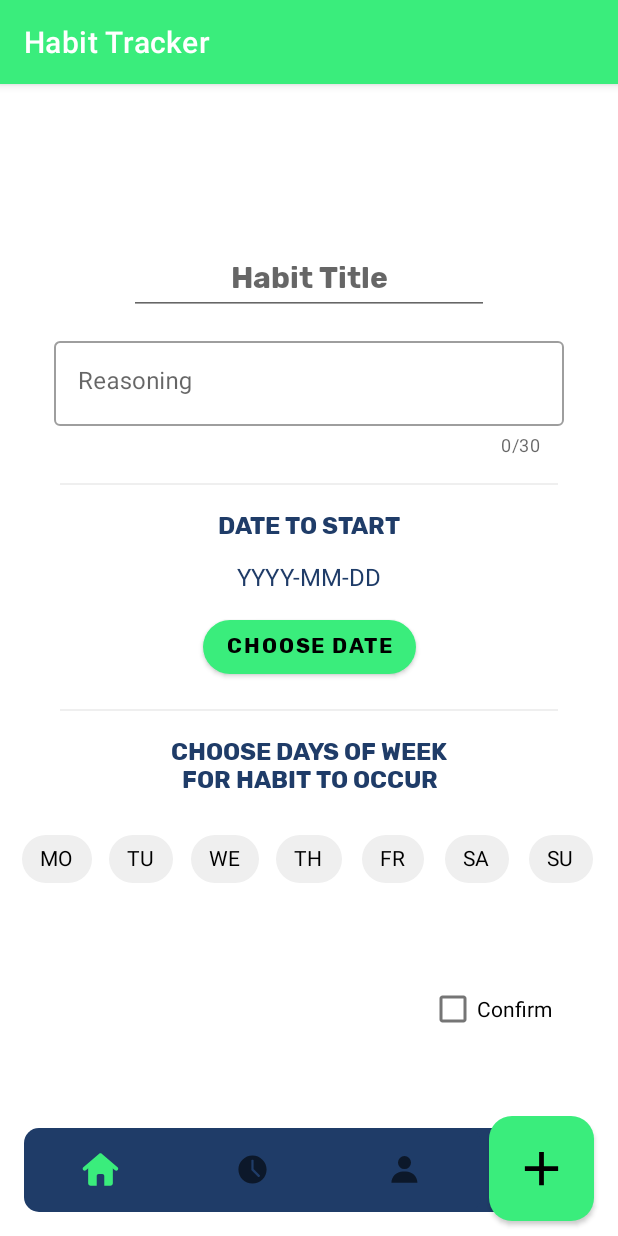
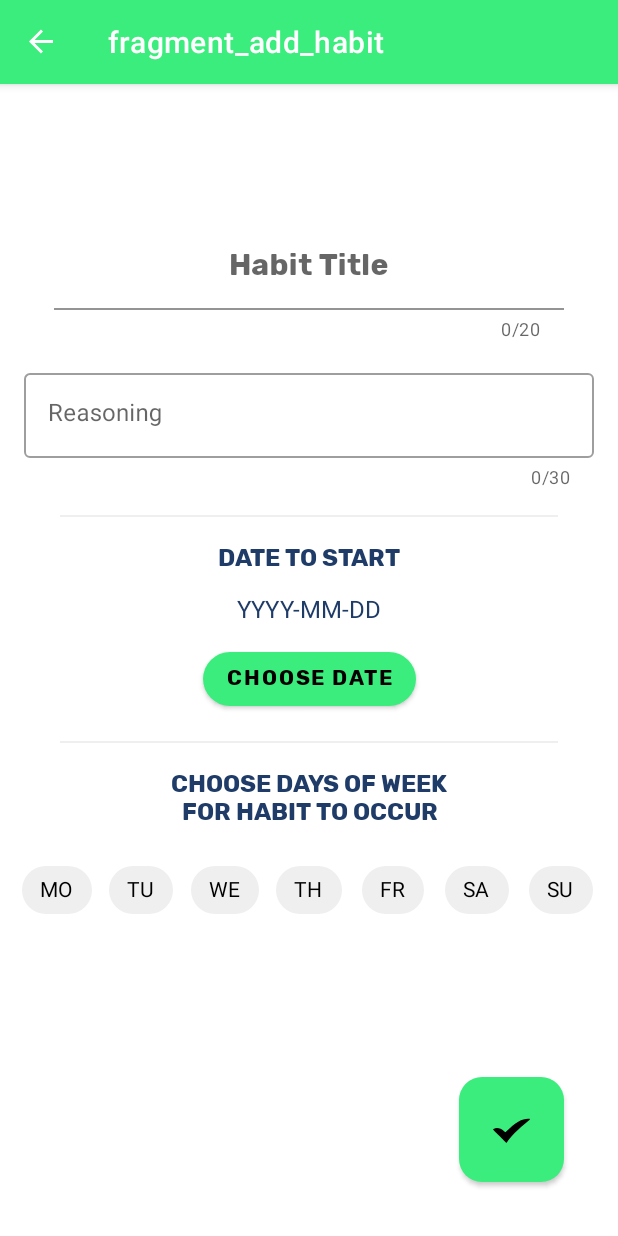
Before and after one commit to CMPUT301F21T26/Habit-Tracker, an Android app: the AddHabitFragment screen opened through its navigation route, on a phone screen of 412 x 824 dp. Run offline under Robolectric (Android 15) with nearby library versions, the phone set to English and light mode, and no system bars; our stand-ins replace navigation-ui.

Commit message:
Fixed navController bug; Add habit button now navigates to add habit fragment!

```diff
--- a/code/app/src/main/java/com/cmput301f21t26/habittracker/MainActivity.java
+++ b/code/app/src/main/java/com/cmput301f21t26/habittracker/MainActivity.java
@@ -1,12 +1,15 @@
 package com.cmput301f21t26.habittracker;
 
 import android.os.Bundle;
+import android.view.View;
+import android.widget.Button;
 
 import com.google.android.material.bottomnavigation.BottomNavigationView;
 
 import androidx.appcompat.app.AppCompatActivity;
 import androidx.navigation.NavController;
 import androidx.navigation.Navigation;
+import androidx.navigation.fragment.NavHostFragment;
 import androidx.navigation.ui.AppBarConfiguration;
 import androidx.navigation.ui.NavigationUI;
 
@@ -14,26 +17,57 @@ import com.cmput301f21t26.habittracker.databinding.ActivityMainBinding;
 
 public class MainActivity extends AppCompatActivity {
 
+    private static BottomNavigationView navView;
+    private static Button addHabitButtonStatic;
+    private static View extendBottomNav;
     private ActivityMainBinding binding;
+    private NavController navController = null;
+    private Button addHabitButton;
 
     @Override
     protected void onCreate(Bundle savedInstanceState) {
         super.onCreate(savedInstanceState);
 
         binding = ActivityMainBinding.inflate(getLayoutInflater());
-        setContentView(binding.getRoot());
+        View view = binding.getRoot();
+        setContentView(view);
 
-        BottomNavigationView navView = findViewById(R.id.nav_view);
+        addHabitButton = findViewById(R.id.addHabitButton);
+        addHabitButtonStatic = findViewById(R.id.addHabitButton);
+        extendBottomNav = findViewById(R.id.extendBottomNav);
+
+        navView = findViewById(R.id.nav_view);
         // Passing each menu ID as a set of Ids because each
         // menu should be considered as top level destinations.
         AppBarConfiguration appBarConfiguration = new AppBarConfiguration.Builder(
                 R.id.navigation_home, R.id.navigation_dashboard, R.id.navigation_notifications)
                 .build();
-        /*
-        NavController navController = Navigation.findNavController(this, R.id.nav_host_fragment_activity_main);
+
+        NavHostFragment navHostFragment = (NavHostFragment) getSupportFragmentManager().findFragmentById(R.id.nav_host_fragment_activity_main);
+        assert navHostFragment != null;
+        navController = navHostFragment.getNavController();
         NavigationUI.setupActionBarWithNavController(this, navController, appBarConfiguration);
         NavigationUI.setupWithNavController(binding.navView, navController);
-        */
+
+        addHabitButton.setOnClickListener(new View.OnClickListener() {
+            @Override
+            public void onClick(View view) {
+                navController.navigate(R.id.addHabitFragment);
+            }
+        });
+    }
+
+    public static void hideBottomNav(){
+        navView.setVisibility(View.GONE);
+        addHabitButtonStatic.setVisibility(View.INVISIBLE);
+        extendBottomNav.setVisibility(View.INVISIBLE);
+    }
+
+    public static void showBottomNav(){
+        navView.setVisibility(View.VISIBLE);
+        addHabitButtonStatic.setVisibility(View.VISIBLE);
+        extendBottomNav.setVisibility(View.VISIBLE);
+
     }
 
 }
--- a/code/app/src/main/java/com/cmput301f21t26/habittracker/fragments/AddHabitFragment.java
+++ b/code/app/src/main/java/com/cmput301f21t26/habittracker/fragments/AddHabitFragment.java
@@ -8,6 +8,7 @@ import android.view.LayoutInflater;
 import android.view.View;
 import android.view.ViewGroup;
 
+import com.cmput301f21t26.habittracker.MainActivity;
 import com.cmput301f21t26.habittracker.R;
 
 public class AddHabitFragment extends Fragment {
@@ -27,4 +28,16 @@ public class AddHabitFragment extends Fragment {
         // Inflate the layout for this fragment
         return inflater.inflate(R.layout.fragment_add_habit, container, false);
     }
+
+    @Override
+    public void onResume() {
+        super.onResume();
+        MainActivity.hideBottomNav();
+    }
+
+    @Override
+    public void onStop() {
+        super.onStop();
+        MainActivity.showBottomNav();
+    }
 }
--- a/code/app/src/main/res/layout/activity_main.xml
+++ b/code/app/src/main/res/layout/activity_main.xml
@@ -24,7 +24,7 @@
 
     <!-- Extends bottom navigator bar's background to behind the addHabitButton for cleaner looks-->
     <View
-        android:id="@+id/divider"
+        android:id="@+id/extendBottomNav"
         android:layout_width="match_parent"
         android:layout_height="56dp"
         android:background="@color/blue"
--- a/code/app/src/main/res/layout/fragment_add_habit.xml
+++ b/code/app/src/main/res/layout/fragment_add_habit.xml
@@ -6,50 +6,52 @@
     android:layout_height="match_parent"
     tools:context=".fragments.AddHabitFragment">
 
-
-    <Toolbar
-        android:id="@+id/toolbar"
+    <com.google.android.material.textfield.TextInputLayout
+        android:id="@+id/habitTitleLayout"
         android:layout_width="match_parent"
         android:layout_height="wrap_content"
-        app:layout_constraintBottom_toTopOf="@+id/habitTitle"
+        app:layout_constraintEnd_toEndOf="parent"
+        app:layout_constraintStart_toStartOf="parent"
         app:layout_constraintTop_toTopOf="parent"
-        app:layout_constraintVertical_bias="0.0"
-        tools:layout_editor_absoluteX="0dp" />
+        android:layout_marginLeft="36dp"
+        android:layout_marginRight="36dp"
+        android:layout_marginTop="36dp"
+        app:counterEnabled="true"
+        app:counterMaxLength="20"
+        >
 
-    <EditText
+        <com.google.android.material.textfield.TextInputEditText
             android:id="@+id/habitTitle"
-        android:layout_width="wrap_content"
+            android:layout_width="match_parent"
             android:layout_height="wrap_content"
-        android:layout_marginTop="50dp"
             android:ems="10"
             android:fontFamily="@font/rubik_bold"
             android:textSize="20sp"
             android:gravity="center"
             android:hint="Habit Title"
             android:inputType="textLongMessage"
-        android:minHeight="48dp"
-        app:layout_constraintEnd_toEndOf="parent"
-        app:layout_constraintStart_toStartOf="parent"
-        app:layout_constraintTop_toTopOf="parent" />
+            android:background="@color/transparent"/>
+    </com.google.android.material.textfield.TextInputLayout>
+
 
     <com.google.android.material.textfield.TextInputLayout
         android:id="@+id/habitReasoningLayout"
         style="@style/Widget.MaterialComponents.TextInputLayout.OutlinedBox"
         android:layout_width="match_parent"
         android:layout_height="wrap_content"
-        android:layout_marginLeft="36dp"
-        android:layout_marginTop="12dp"
-        android:layout_marginRight="36dp"
+        android:layout_marginLeft="@dimen/activity_horizontal_margin"
+        android:layout_marginTop="16dp"
+        android:layout_marginRight="@dimen/activity_horizontal_margin"
         android:hint="Reasoning"
         app:counterEnabled="true"
         app:counterMaxLength="30"
         app:layout_constraintEnd_toEndOf="parent"
         app:layout_constraintHorizontal_bias="0.496"
         app:layout_constraintStart_toStartOf="parent"
-        app:layout_constraintTop_toBottomOf="@+id/habitTitle"
+        app:layout_constraintTop_toBottomOf="@+id/habitTitleLayout"
         app:placeholderText="Reasoning for why the habit is important">
 
-        <EditText
+        <com.google.android.material.textfield.TextInputEditText
             android:id="@+id/habitReasoning"
             android:layout_width="match_parent"
             android:layout_height="wrap_content"
@@ -217,14 +219,19 @@
 
     </com.google.android.material.chip.ChipGroup>
 
-    <CheckBox
-        android:id="@+id/confirmAdding"
-        android:layout_width="wrap_content"
-        android:layout_height="wrap_content"
-        android:layout_marginTop="52dp"
-        android:layout_marginEnd="44dp"
-        android:text="Confirm"
-        app:layout_constraintEnd_toEndOf="parent"
-        app:layout_constraintTop_toBottomOf="@+id/chipGroup" />
+    <Button
+        android:id="@+id/addHabitButton"
+        android:layout_width="70dp"
+        android:layout_height="70dp"
+        android:layout_marginEnd="36dp"
+        android:layout_marginBottom="36dp"
+        android:background="@drawable/custom_rounded_square_button"
+        app:elevation="10dp"
+        app:icon="@drawable/ic_checkmark"
+        app:iconSize="38dp"
+        app:layout_constraintBottom_toBottomOf="parent"
+        app:layout_constraintRight_toRightOf="parent"
+        app:layout_constraintTop_toBottomOf="@id/chipGroup"
+        app:layout_constraintVertical_bias="1.0" />
 
 </androidx.constraintlayout.widget.ConstraintLayout>
```
Lines whose indentation alone changed are shown as unchanged.
